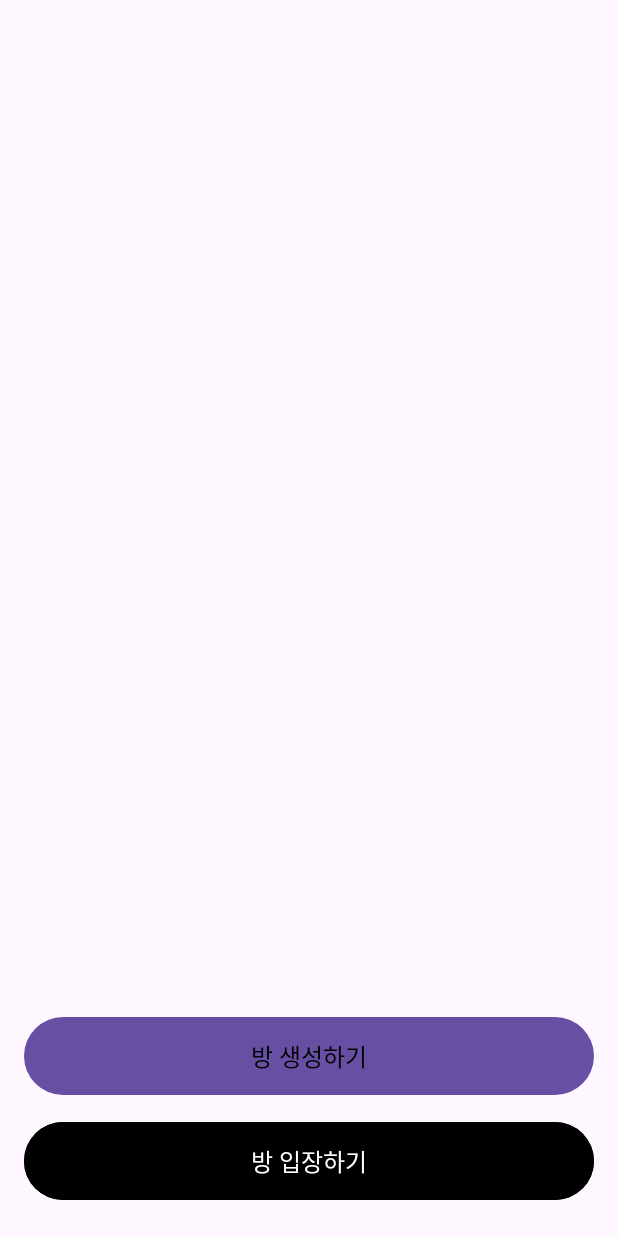
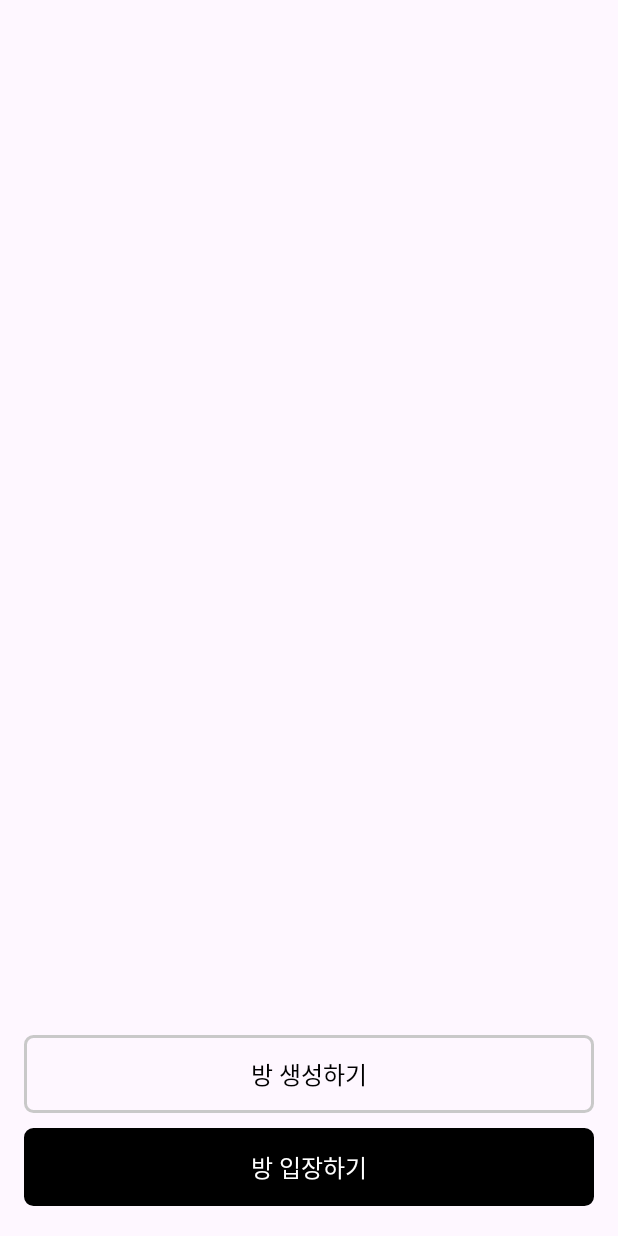
Before and after one commit to DO-SOPT-SOPKATHON-ANDROID-TEAM3/Android, an Android app: the InitRoomActivity screen opened directly, with no data from a screen before it, on a phone screen of 412 x 824 dp. Run offline under Robolectric (Android 15) with nearby library versions, the phone set to English and light mode, and no system bars.

Commit message:
[UI] 버튼 UI 수정

```diff
--- a/app/src/main/res/drawable/shape_gray_line_5_rect.xml
+++ b/app/src/main/res/drawable/shape_gray_line_5_rect.xml
@@ -3,7 +3,7 @@
     android:shape="rectangle">
 
     <stroke
-        android:width="1dp"
+        android:width="2dp"
         android:color="#C9C9C9" />
 
     <corners android:radius="5dp" />
--- a/app/src/main/res/layout/activity_enter_room.xml
+++ b/app/src/main/res/layout/activity_enter_room.xml
@@ -147,7 +147,7 @@
      app:layout_constraintEnd_toEndOf="parent"
      app:layout_constraintTop_toBottomOf="@id/tv_room_name"/>
 
- <Button
+ <androidx.appcompat.widget.AppCompatButton
      android:id="@+id/btn_enter_room"
      android:layout_width="0dp"
      android:layout_height="wrap_content"
@@ -157,6 +157,7 @@
      android:gravity="center"
      android:textColor="@color/white"
      android:textSize="16sp"
+     android:background="@drawable/shape_gray_line_5_rect"
      android:layout_marginBottom="20dp"
      android:backgroundTint="@color/black"
      android:fontFamily="@font/pretendard_medium"
--- a/app/src/main/res/layout/activity_init_room.xml
+++ b/app/src/main/res/layout/activity_init_room.xml
@@ -6,7 +6,7 @@
     android:layout_height="match_parent"
     tools:context=".presentation.InitRoomActivity">
 
-    <Button
+    <androidx.appcompat.widget.AppCompatButton
         android:id="@+id/btn_make_room"
         android:layout_width="0dp"
         android:layout_height="wrap_content"
@@ -15,13 +15,14 @@
         android:layout_marginHorizontal="16dp"
         android:textSize="16sp"
         android:textColor="@color/black"
+        android:background="@drawable/shape_gray_line_5_rect"
         android:layout_marginBottom="10dp"
         android:fontFamily="@font/pretendard_medium"
         app:layout_constraintStart_toStartOf="parent"
         app:layout_constraintEnd_toEndOf="parent"
         app:layout_constraintBottom_toTopOf="@id/btn_enter_room"/>
 
-    <Button
+    <androidx.appcompat.widget.AppCompatButton
         android:id="@+id/btn_enter_room"
         android:layout_width="0dp"
         android:layout_height="wrap_content"
@@ -31,6 +32,7 @@
         android:textColor="@color/white"
         android:layout_marginBottom="20dp"
         android:textSize="16sp"
+        android:background="@drawable/shape_gray_line_5_rect"
         android:backgroundTint="@color/black"
         android:fontFamily="@font/pretendard_medium"
         app:layout_constraintStart_toStartOf="parent"
```
